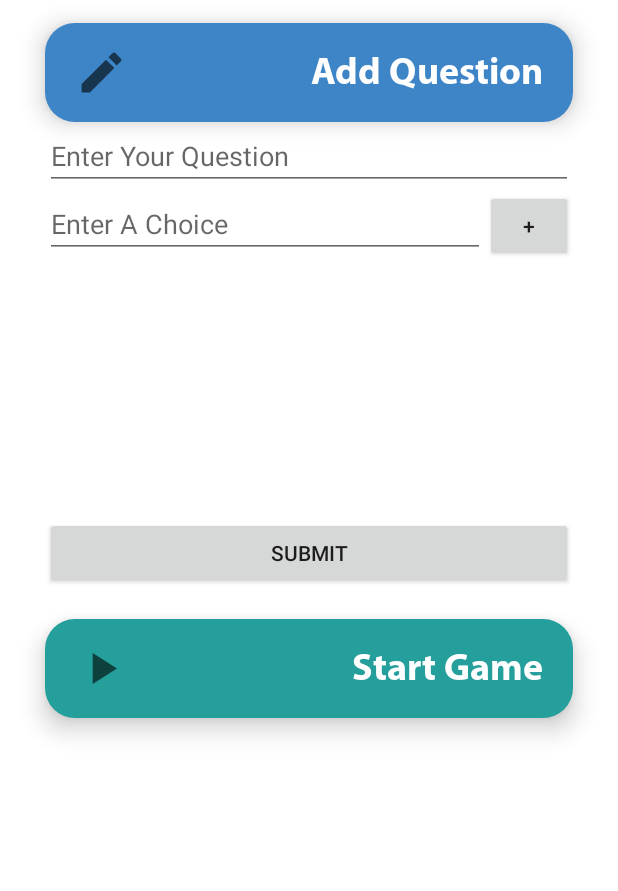
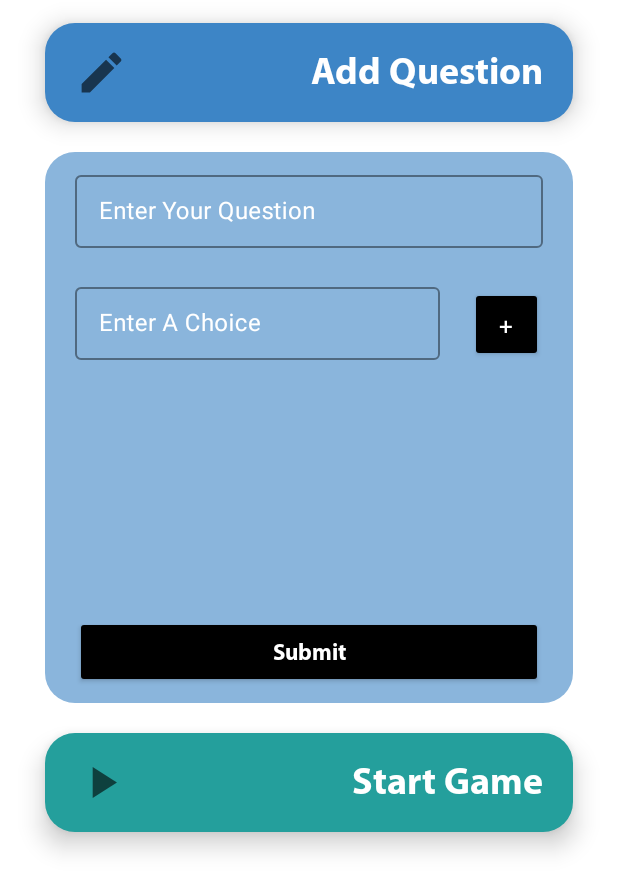
Before and after one commit to The-Horsemen-of-the-OCICS/KotlinGames, an Android app: the QuizActivity screen opened directly, with no data from a screen before it, after a tap on "Add Question", on a phone screen of 412 x 824 dp. Shown: the top 891 px of the screen. Run offline under Robolectric (Android 15) with nearby library versions, the phone set to English and light mode, and no system bars.

Commit message:
Refactor QuizActivity and MainActivity

```diff
--- a/app/src/main/java/com/ocics/kotlingames/WelcomeActivity.kt
+++ b/app/src/main/java/com/ocics/kotlingames/WelcomeActivity.kt
@@ -4,8 +4,6 @@ import android.content.Intent
 import androidx.appcompat.app.AppCompatActivity
 import android.os.Bundle
 import android.view.View
-import androidx.activity.viewModels
-import com.ocics.kotlingames.viewmodel.ScoreViewModel
 
 class WelcomeActivity : AppCompatActivity() {
     override fun onCreate(savedInstanceState: Bundle?) {
--- a/app/src/main/java/com/ocics/kotlingames/viewmodel/QuizViewModel.kt
+++ b/app/src/main/java/com/ocics/kotlingames/viewmodel/QuizViewModel.kt
@@ -5,7 +5,7 @@ import com.ocics.kotlingames.model.QuizCard
 
 class QuizViewModel: ViewModel() {
     val cards: MutableList<QuizCard> = mutableListOf()
-    val selections: MutableList<Int> = mutableListOf()
+    var selections = arrayListOf(-1, -1, -1, -1, -1)
 
     fun getScore(): Int {
         var score = 0
@@ -17,6 +17,8 @@ class QuizViewModel: ViewModel() {
 
     fun addCard(q: QuizCard) {
         cards.add(q)
+        selections.map { -1 }
+        selections.add(-1)
         shuffleCards()
     }
 
@@ -65,5 +67,6 @@ class QuizViewModel: ViewModel() {
                 0))
 
         cards.shuffle()
+        selections = arrayListOf(-1, -1, -1, -1, -1)
     }
 }
--- a/app/src/main/res/layout/activity_quiz.xml
+++ b/app/src/main/res/layout/activity_quiz.xml
@@ -45,43 +45,84 @@
         android:layout_width="match_parent"
         android:layout_height="wrap_content"
         android:layout_marginHorizontal="30dp"
+        android:layout_marginTop="20dp"
+        android:paddingBottom="10dp"
         app:layout_constraintTop_toBottomOf="@id/edit_button"
         app:layout_constraintStart_toStartOf="parent"
         app:layout_constraintEnd_toEndOf="parent"
+        android:background="@drawable/layout_bg"
+        android:backgroundTint="@color/light_blue"
         android:visibility="gone"
         >
 
-        <EditText
-            android:id="@+id/quiz_question_edit_text"
+        <com.google.android.material.textfield.TextInputLayout
+            android:id="@+id/quiz_question_text_field"
             android:layout_width="match_parent"
             android:layout_height="wrap_content"
             android:hint="Enter Your Question"
-            />
+            app:errorEnabled="true"
+            app:layout_constraintTop_toTopOf="parent"
+            android:layout_marginHorizontal="20dp"
+            android:layout_marginTop="10dp"
+            app:boxStrokeColor="@color/white"
+            android:textColor="@color/white"
+            android:textColorHint="@color/white"
+            app:hintTextColor="@color/white"
+            style="@style/Widget.MaterialComponents.TextInputLayout.OutlinedBox.Dense">
+
+            <com.google.android.material.textfield.TextInputEditText
+                android:id="@+id/quiz_question_edit_text"
+                android:layout_width="match_parent"
+                android:layout_height="wrap_content"
+                android:inputType="textVisiblePassword"
+                android:textCursorDrawable="@null"
+                />
+
+        </com.google.android.material.textfield.TextInputLayout>
 
 
         <LinearLayout
             android:id="@+id/edit_choice_buttons"
             android:layout_width="match_parent"
             android:layout_height="wrap_content"
-            app:layout_constraintTop_toBottomOf="@id/quiz_question_edit_text"
+            app:layout_constraintTop_toBottomOf="@id/quiz_question_text_field"
             >
 
-            <EditText
-                android:id="@+id/quiz_choice_edit_text"
-                android:layout_height="wrap_content"
+            <com.google.android.material.textfield.TextInputLayout
+                android:id="@+id/quiz_choice_text_field"
                 android:layout_width="0dp"
                 android:layout_weight="5"
+                android:layout_height="wrap_content"
                 android:hint="Enter A Choice"
-                />
+                app:errorEnabled="true"
+                android:layout_marginStart="20dp"
+                app:boxStrokeColor="@color/white"
+                android:textColor="@color/white"
+                android:textColorHint="@color/white"
+                app:hintTextColor="@color/white"
+                style="@style/Widget.MaterialComponents.TextInputLayout.OutlinedBox.Dense">
 
+                <com.google.android.material.textfield.TextInputEditText
+                    android:id="@+id/quiz_choice_edit_text"
+                    android:layout_width="match_parent"
+                    android:layout_height="wrap_content"
+                    android:inputType="textVisiblePassword"
+                    android:textCursorDrawable="@null"
+                    />
+
+            </com.google.android.material.textfield.TextInputLayout>
 
             <Button
                 android:id="@+id/add_choice_button"
                 android:layout_width="0dp"
                 android:layout_weight="1"
                 android:layout_height="wrap_content"
+                android:layout_marginHorizontal="20dp"
+                android:paddingVertical="15dp"
                 android:text="+"
+                android:textAppearance="@style/BoldContentStyle"
                 app:layout_constraintTop_toBottomOf="@+id/quiz_edit_text"
+                android:backgroundTint="@color/black"
                 />
 
         </LinearLayout>
@@ -94,7 +135,6 @@
             android:layout_height="150dp"
             android:maxHeight="150dp"
             android:layout_marginHorizontal="30dp"
-            android:layout_marginTop="20dp"
             app:layout_constraintTop_toBottomOf="@+id/edit_choice_buttons"
             >
 
@@ -112,7 +152,10 @@
             android:layout_width="match_parent"
             android:layout_height="wrap_content"
             android:text="Submit"
+            android:layout_marginHorizontal="20dp"
             app:layout_constraintTop_toBottomOf="@+id/edit_scroll_view"
+            android:textAppearance="@style/BoldContentStyle"
+            android:backgroundTint="@color/black"
             />
 
     </androidx.constraintlayout.widget.ConstraintLayout>
--- a/app/src/main/res/layout/fragment_quiz_card.xml
+++ b/app/src/main/res/layout/fragment_quiz_card.xml
@@ -62,6 +62,7 @@
             >
 
             <TextView
+                android:id="@+id/quiz_button_text"
                 android:layout_width="wrap_content"
                 android:layout_height="wrap_content"
                 style="@style/BoldSubtitleStyle"
--- a/app/src/main/res/values/colors.xml
+++ b/app/src/main/res/values/colors.xml
@@ -12,4 +12,6 @@
     <color name="bluegreen">#037a76</color>
     <color name="light_bluegreen">#249f9c</color>
     <color name="blue">#3D85C6</color>
+    <color name="light_blue">#8ab5dc</color>
+    <color name="light_green">#b8ddb3</color>
 </resources>
```
Also changed, not shown: app/src/main/java/com/ocics/kotlingames/MainActivity.kt (+4 -17 lines), app/src/main/java/com/ocics/kotlingames/QuizActivity.kt (+31 -11 lines), app/src/main/java/com/ocics/kotlingames/fragment/QuizCardFragment.kt (+16 -0 lines), app/src/main/java/com/ocics/kotlingames/fragment/QuizResultFragment.kt (added, +77 -0 lines), app/src/main/java/com/ocics/kotlingames/viewmodel/ScoreViewModel.kt (deleted, +0 -9 lines), app/src/main/res/layout/fragment_quiz_result.xml (added, +64 -0 lines), app/src/main/res/layout/quiz_result_card.xml (added, +72 -0 lines).
